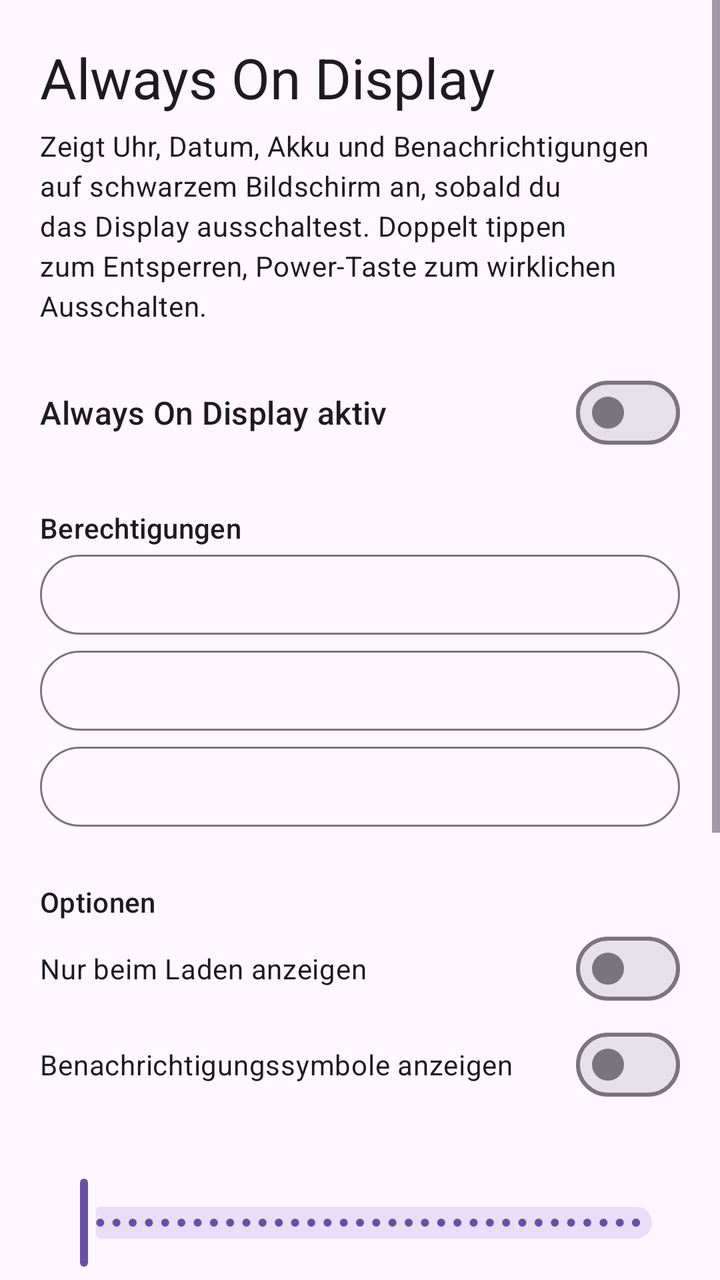
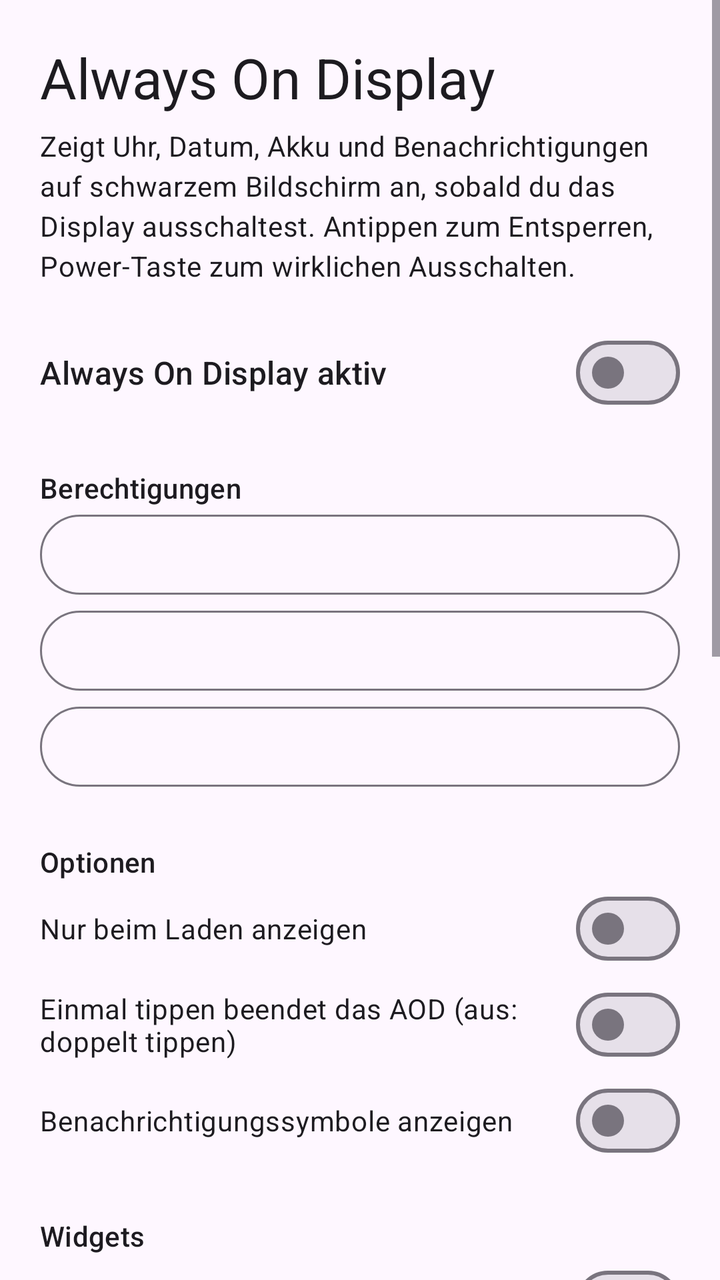

The first picture is an Android layout as it rendered before a commit; the second is the same layout after the commit. The layout source and the unified diff follow.
<!-- AndroidManifest.xml: application theme Theme.Aod -->
<!-- res/layout/activity_main.xml -->
<?xml version="1.0" encoding="utf-8"?>
<ScrollView xmlns:android="http://schemas.android.com/apk/res/android"
    android:layout_width="match_parent"
    android:layout_height="match_parent"
    android:fitsSystemWindows="true">

    <LinearLayout
        android:layout_width="match_parent"
        android:layout_height="wrap_content"
        android:orientation="vertical"
        android:padding="20dp">

        <TextView
            android:layout_width="wrap_content"
            android:layout_height="wrap_content"
            android:text="@string/app_name"
            android:textAppearance="?attr/textAppearanceHeadlineMedium" />

        <TextView
            android:layout_width="match_parent"
            android:layout_height="wrap_content"
            android:layout_marginTop="6dp"
            android:text="@string/intro"
            android:textAppearance="?attr/textAppearanceBodyMedium" />

        <com.google.android.material.materialswitch.MaterialSwitch
            android:id="@+id/switchEnabled"
            android:layout_width="match_parent"
            android:layout_height="wrap_content"
            android:layout_marginTop="20dp"
            android:text="@string/enable"
            android:textAppearance="?attr/textAppearanceTitleMedium" />

        
        <TextView
            android:layout_width="wrap_content"
            android:layout_height="wrap_content"
            android:layout_marginTop="24dp"
            android:text="@string/permissions"
            android:textAppearance="?attr/textAppearanceTitleSmall" />

        <Button
            android:id="@+id/btnOverlay"
            style="@style/Widget.Material3.Button.OutlinedButton"
            android:layout_width="match_parent"
            android:layout_height="wrap_content" />

        <Button
            android:id="@+id/btnNotifAccess"
            style="@style/Widget.Material3.Button.OutlinedButton"
            android:layout_width="match_parent"
            android:layout_height="wrap_content" />

        <Button
            android:id="@+id/btnBattery"
            style="@style/Widget.Material3.Button.OutlinedButton"
            android:layout_width="match_parent"
            android:layout_height="wrap_content" />

        
        <TextView
            android:layout_width="wrap_content"
            android:layout_height="wrap_content"
            android:layout_marginTop="24dp"
            android:text="@string/options"
            android:textAppearance="?attr/textAppearanceTitleSmall" />

        <com.google.android.material.materialswitch.MaterialSwitch
            android:id="@+id/switchCharging"
            android:layout_width="match_parent"
            android:layout_height="wrap_content"
            android:text="@string/only_charging" />

        <com.google.android.material.materialswitch.MaterialSwitch
            android:id="@+id/switchNotifications"
            android:layout_width="match_parent"
            android:layout_height="wrap_content"
            android:text="@string/show_notifications" />

        <TextView
            android:id="@+id/labelBrightness"
            android:layout_width="wrap_content"
            android:layout_height="wrap_content"
            android:layout_marginTop="12dp" />

        <com.google.android.material.slider.Slider
            android:id="@+id/sliderBrightness"
            android:layout_width="match_parent"
            android:layout_height="wrap_content"
            android:stepSize="1"
            android:valueFrom="1"
            android:valueTo="100" />

        <TextView
            android:id="@+id/labelTimeout"
            android:layout_width="wrap_content"
            android:layout_height="wrap_content"
            android:layout_marginTop="8dp" />

        <com.google.android.material.slider.Slider
            android:id="@+id/sliderTimeout"
            android:layout_width="match_parent"
            android:layout_height="wrap_content"
            android:stepSize="5"
            android:valueFrom="0"
            android:valueTo="120" />

        <TextView
            android:id="@+id/labelMinBattery"
            android:layout_width="wrap_content"
            android:layout_height="wrap_content"
            android:layout_marginTop="8dp" />

        <com.google.android.material.slider.Slider
            android:id="@+id/sliderMinBattery"
            android:layout_width="match_parent"
            android:layout_height="wrap_content"
            android:stepSize="5"
            android:valueFrom="0"
            android:valueTo="50" />

        <Button
            android:id="@+id/btnPreview"
            android:layout_width="match_parent"
            android:layout_height="wrap_content"
            android:layout_marginTop="16dp"
            android:text="@string/preview" />

        <TextView
            android:layout_width="match_parent"
            android:layout_height="wrap_content"
            android:layout_marginTop="16dp"
            android:text="@string/tip"
            android:textAppearance="?attr/textAppearanceBodySmall" />
    </LinearLayout>
</ScrollView>
<!-- resources referenced by this layout -->
<resources>
  <string name="app_name">Always On Display</string>
  <string name="enable">Always On Display aktiv</string>
  <string name="intro">Zeigt Uhr, Datum, Akku und Benachrichtigungen auf schwarzem Bildschirm an, sobald du das Display ausschaltest. Doppelt tippen zum Entsperren, Power-Taste zum wirklichen Ausschalten.</string>
  <string name="only_charging">Nur beim Laden anzeigen</string>
  <string name="options">Optionen</string>
  <string name="permissions">Berechtigungen</string>
  <string name="preview">Vorschau</string>
  <string name="show_notifications">Benachrichtigungssymbole anzeigen</string>
  <string name="tip">Tipp: Schalte das eingebaute Always-On-Display des Pixels aus (Einstellungen → Display → Sperrbildschirm), damit sich beide nicht überschneiden. Ein dauerhaft eingeschaltetes Display verbraucht mehr Akku als das System-AOD – die schwarze Fläche hält das auf OLED-Displays aber gering.</string>
  <style name="Theme.Aod" parent="Theme.Material3.DayNight.NoActionBar" />
</resources>

<!-- the commit's change to res/layout/activity_main.xml (unified diff, before → after) -->
@@ -72,10 +72,48 @@
             android:text="@string/only_charging" />
 
         <com.google.android.material.materialswitch.MaterialSwitch
+            android:id="@+id/switchSingleTap"
+            android:layout_width="match_parent"
+            android:layout_height="wrap_content"
+            android:text="@string/single_tap" />
+
+        <com.google.android.material.materialswitch.MaterialSwitch
             android:id="@+id/switchNotifications"
             android:layout_width="match_parent"
             android:layout_height="wrap_content"
             android:text="@string/show_notifications" />
+
+        
+        <TextView
+            android:layout_width="wrap_content"
+            android:layout_height="wrap_content"
+            android:layout_marginTop="24dp"
+            android:text="@string/widgets"
+            android:textAppearance="?attr/textAppearanceTitleSmall" />
+
+        <com.google.android.material.materialswitch.MaterialSwitch
+            android:id="@+id/switchAlarm"
+            android:layout_width="match_parent"
+            android:layout_height="wrap_content"
+            android:text="@string/widget_alarm" />
+
+        <com.google.android.material.materialswitch.MaterialSwitch
+            android:id="@+id/switchCalendar"
+            android:layout_width="match_parent"
+            android:layout_height="wrap_content"
+            android:text="@string/widget_calendar" />
+
+        <com.google.android.material.materialswitch.MaterialSwitch
+            android:id="@+id/switchMedia"
+            android:layout_width="match_parent"
+            android:layout_height="wrap_content"
+            android:text="@string/widget_media" />
+
+        <Button
+            android:id="@+id/btnWidget"
+            style="@style/Widget.Material3.Button.OutlinedButton"
+            android:layout_width="match_parent"
+            android:layout_height="wrap_content" />
 
         <TextView
             android:id="@+id/labelBrightness"
<!-- resource entries referenced after the edit -->
@@ -2,13 +2,18 @@
 <resources>
   <string name="app_name">Always On Display</string>
   <string name="enable">Always On Display aktiv</string>
-  <string name="intro">Zeigt Uhr, Datum, Akku und Benachrichtigungen auf schwarzem Bildschirm an, sobald du das Display ausschaltest. Doppelt tippen zum Entsperren, Power-Taste zum wirklichen Ausschalten.</string>
+  <string name="intro">Zeigt Uhr, Datum, Akku und Benachrichtigungen auf schwarzem Bildschirm an, sobald du das Display ausschaltest. Antippen zum Entsperren, Power-Taste zum wirklichen Ausschalten.</string>
   <string name="only_charging">Nur beim Laden anzeigen</string>
   <string name="options">Optionen</string>
   <string name="permissions">Berechtigungen</string>
   <string name="preview">Vorschau</string>
   <string name="show_notifications">Benachrichtigungssymbole anzeigen</string>
+  <string name="single_tap">Einmal tippen beendet das AOD (aus: doppelt tippen)</string>
   <string name="tip">Tipp: Schalte das eingebaute Always-On-Display des Pixels aus (Einstellungen → Display → Sperrbildschirm), damit sich beide nicht überschneiden. Ein dauerhaft eingeschaltetes Display verbraucht mehr Akku als das System-AOD – die schwarze Fläche hält das auf OLED-Displays aber gering.</string>
+  <string name="widget_alarm">Nächster Wecker</string>
+  <string name="widget_calendar">Nächster Termin (heute/morgen)</string>
+  <string name="widget_media">Musiksteuerung (braucht Benachrichtigungszugriff)</string>
+  <string name="widgets">Widgets</string>
   <style name="Theme.Aod" parent="Theme.Material3.DayNight.NoActionBar" />
 </resources>
 
